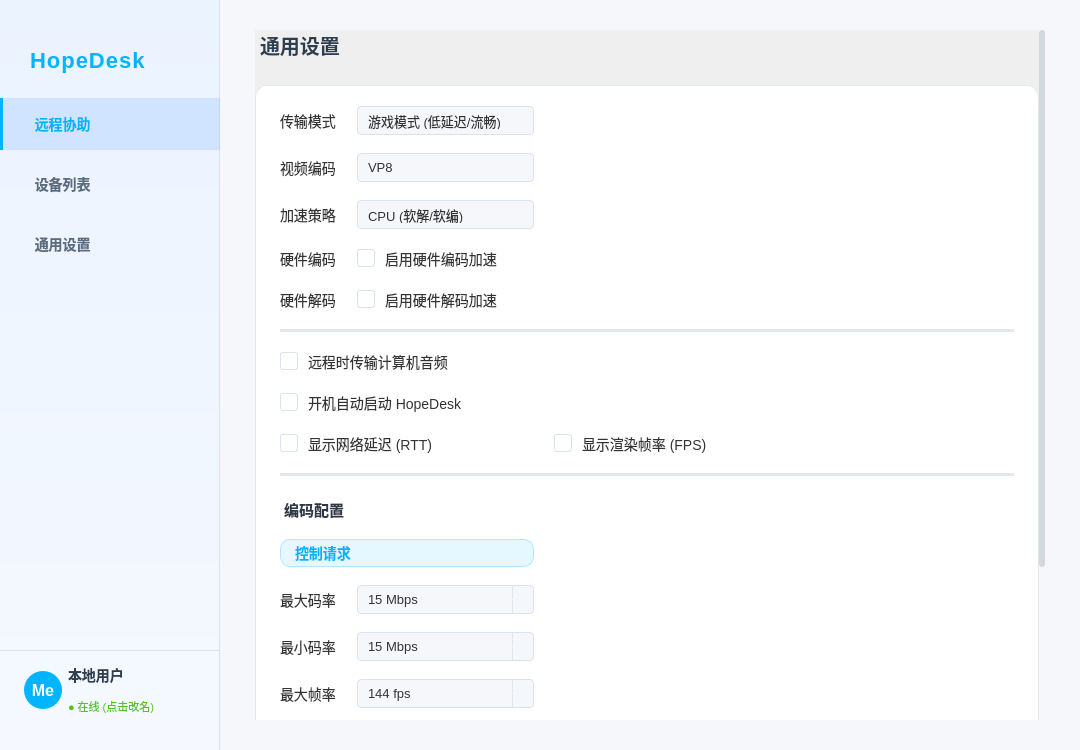
Old version of the form HopeDeskNative/mainwindow.ui in the repository HopeTiga/HopeDesk.
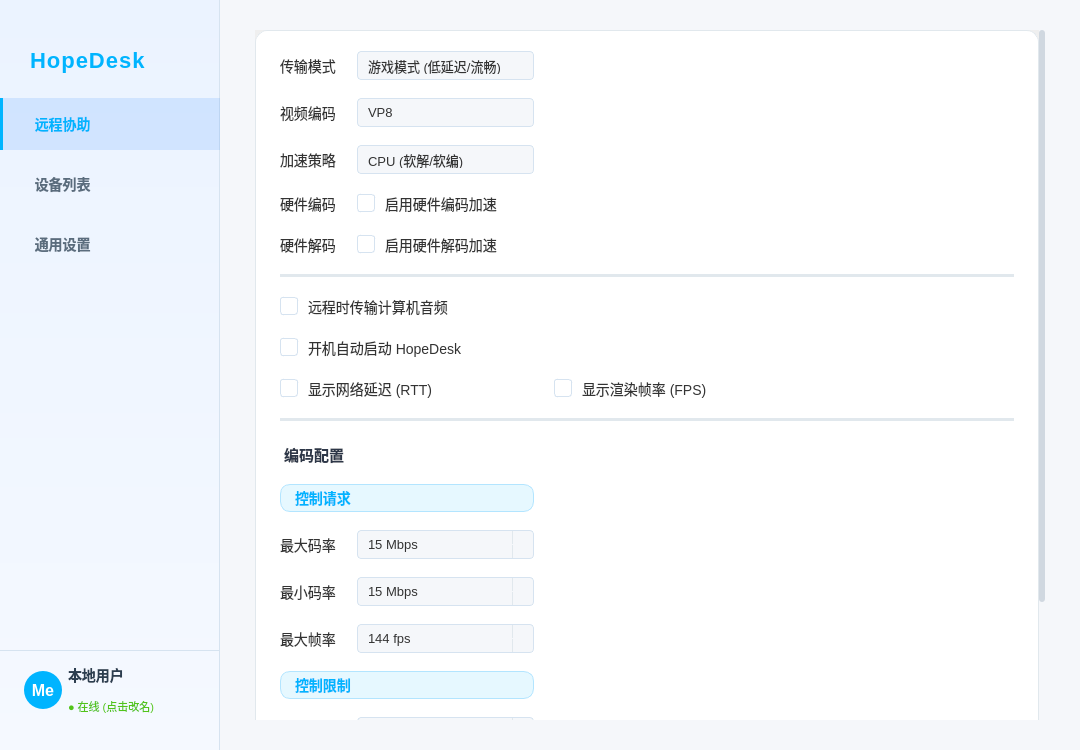
New version of the form. The open tabs and pages were chosen to show the change. Icons and pictures are not drawn.

```diff
--- a/HopeDeskNative/mainwindow.ui
+++ b/HopeDeskNative/mainwindow.ui
@@ -1019,6 +1019,14 @@
            </sizepolicy>
           </property>
           <widget class="QWidget" name="scrollAreaSettingsContents">
+           <property name="geometry">
+            <rect>
+             <x>0</x>
+             <y>0</y>
+             <width>784</width>
+             <height>818</height>
+            </rect>
+           </property>
            <layout class="QVBoxLayout" name="verticalLayout_SettingsScroll">
             <property name="spacing">
              <number>15</number>
@@ -1035,16 +1043,6 @@
             <property name="bottomMargin">
              <number>0</number>
             </property>
-            <item>
-             <widget class="QLabel" name="labelSettingsTitle">
-              <property name="styleSheet">
-               <string notr="true">font-size: 20px; font-weight: bold; color: #2C3E50; margin-bottom: 10px;</string>
-              </property>
-              <property name="text">
-               <string>通用设置</string>
-              </property>
-             </widget>
-            </item>
         <item>
          <widget class="QFrame" name="frameSettingCard">
           <property name="styleSheet">
```
Left out of the diff: 44 changed lines with no effect on the pictures. Lines whose indentation alone changed are shown as unchanged.
